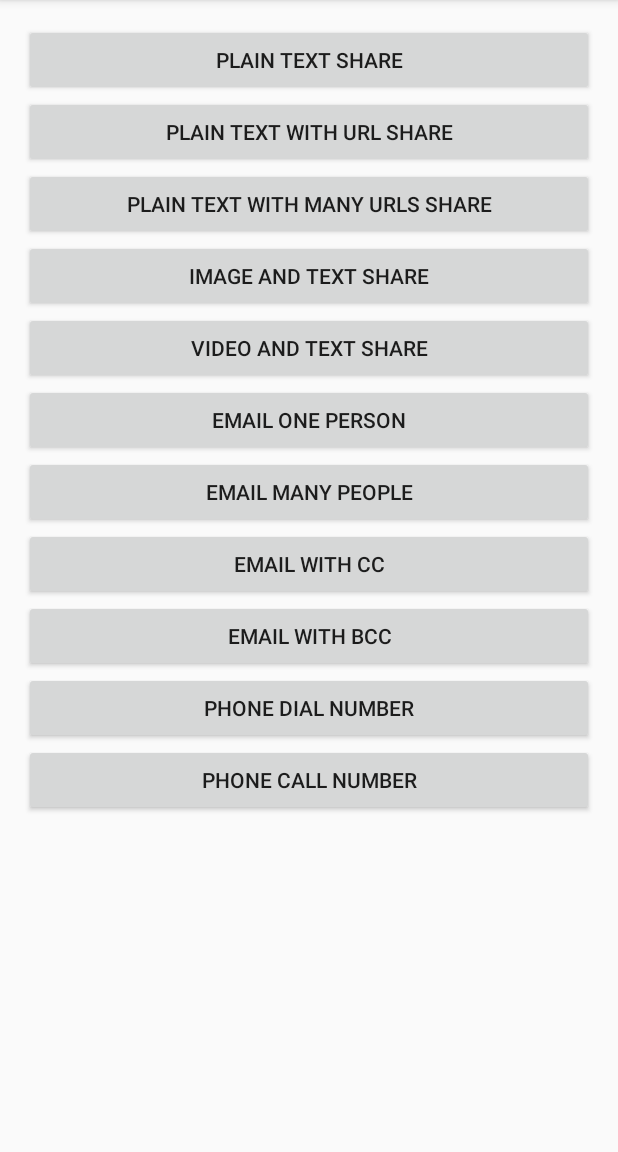
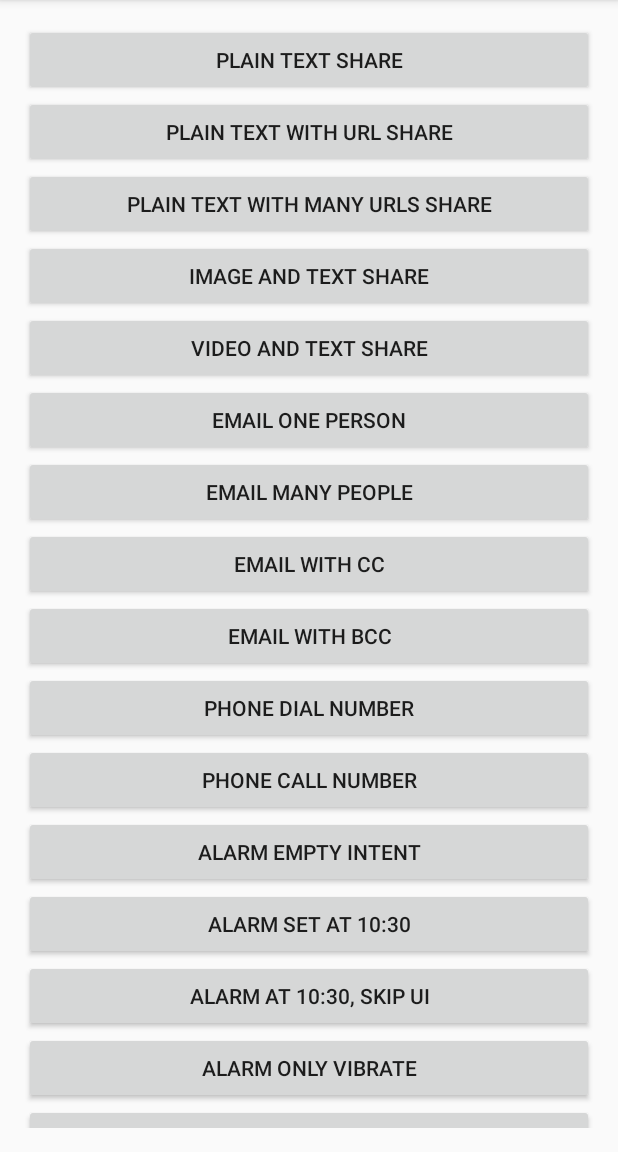
Before and after one commit to jtribe/shelly, an Android app: the screen it shows after launch (MainActivity), on a phone screen of 412 x 824 dp, the part 84-1236 px from its top. Run offline under Robolectric (Android 15) with nearby library versions, the phone set to English and light mode, and no system bars.

Commit message:
Added examples for alarm

```diff
--- a/sample/src/main/res/layout/activity_main.xml
+++ b/sample/src/main/res/layout/activity_main.xml
@@ -1,4 +1,4 @@
-<LinearLayout xmlns:android="http://schemas.android.com/apk/res/android"
+<ScrollView xmlns:android="http://schemas.android.com/apk/res/android"
     xmlns:tools="http://schemas.android.com/tools"
     android:layout_width="match_parent"
     android:layout_height="match_parent"
@@ -9,6 +9,11 @@
     android:paddingTop="@dimen/activity_vertical_margin"
     tools:context=".MainActivity">
 
+    <LinearLayout
+        android:layout_width="match_parent"
+        android:layout_height="wrap_content"
+        android:orientation="vertical"
+        >
         <Button
             android:id="@+id/plain_text_share_button"
             android:layout_width="match_parent"
@@ -74,4 +79,35 @@
             android:layout_width="match_parent"
             android:layout_height="wrap_content"
             android:text="Phone call number" />
+
+        <Button
+            android:id="@+id/alarm_empty_button"
+            android:layout_width="match_parent"
+            android:layout_height="wrap_content"
+            android:text="Alarm empty intent" />
+
+        <Button
+            android:id="@+id/alarm_set_button"
+            android:layout_width="match_parent"
+            android:layout_height="wrap_content"
+            android:text="Alarm set at 10:30" />
+
+        <Button
+            android:id="@+id/alarm_skip_ui_button"
+            android:layout_width="match_parent"
+            android:layout_height="wrap_content"
+            android:text="Alarm at 10:30, skip UI" />
+
+        <Button
+            android:id="@+id/alarm_vibrate_only_button"
+            android:layout_width="match_parent"
+            android:layout_height="wrap_content"
+            android:text="Alarm only vibrate" />
+
+        <Button
+            android:id="@+id/alarm_custom_ringtone_button"
+            android:layout_width="match_parent"
+            android:layout_height="wrap_content"
+            android:text="Alarm custom ringtone - config in source" />
     </LinearLayout>
+</ScrollView>
```
Also changed, not shown: sample/src/main/java/au/com/jtribe/shelly/sample/MainActivity.java (+64 -0 lines). Lines whose indentation alone changed are shown as unchanged.
